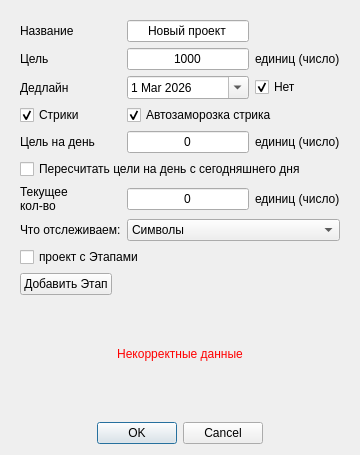
The window that UI template/create_project.ui (nevskyforever/nfprogress) describes before a commit, drawn with Qt 5.
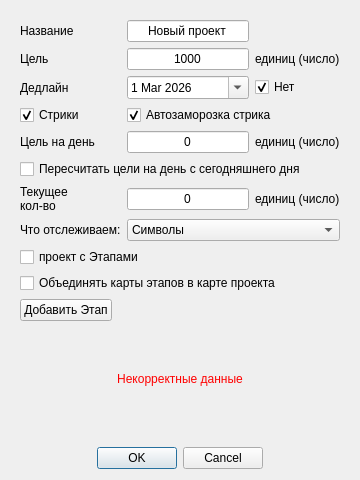
The same window after the commit.

Commit message:
Добавить сводные карты этапов
Добавить в редактирование проекта настройку общей карты, которая показывает этапы ветвями первого уровня и сохраняет собственные узлы проекта.

Собирать ветви из актуальных карт этапов по устойчивым идентификаторам и распределять изменения обратно, сохраняя связи, группы и режим просмотра завершённых этапов. Обновить миграцию, локализацию, справку и регрессионные тесты.

Patch:
```diff
--- a/UI template/create_project.ui
+++ b/UI template/create_project.ui
@@ -7,7 +7,7 @@
     <x>0</x>
     <y>0</y>
     <width>360</width>
-    <height>455</height>
+    <height>480</height>
    </rect>
   </property>
   <property name="sizePolicy">
@@ -19,13 +19,13 @@
   <property name="minimumSize">
    <size>
     <width>360</width>
-     <height>455</height>
+     <height>480</height>
    </size>
   </property>
   <property name="maximumSize">
    <size>
     <width>360</width>
-     <height>455</height>
+     <height>480</height>
    </size>
   </property>
   <property name="font">
@@ -86,7 +86,7 @@
         </property>
        </widget>
       </item>
-      <item row="10" column="0" colspan="2">
+      <item row="11" column="0" colspan="2">
        <widget class="QPushButton" name="add_Stage">
         <property name="sizePolicy">
          <sizepolicy hsizetype="Fixed" vsizetype="Fixed">
@@ -186,7 +186,14 @@
         </property>
        </widget>
       </item>
-      <item row="11" column="0" colspan="3">
+      <item row="10" column="0" colspan="3">
+       <widget class="QCheckBox" name="combine_stage_mindmaps_checkBox">
+        <property name="text">
+         <string>Объединять карты этапов в карте проекта</string>
+        </property>
+       </widget>
+      </item>
+      <item row="12" column="0" colspan="3">
        <widget class="QLabel" name="incorrect_data">
         <property name="enabled">
          <bool>true</bool>
```
The commit also changes 9 other files.
